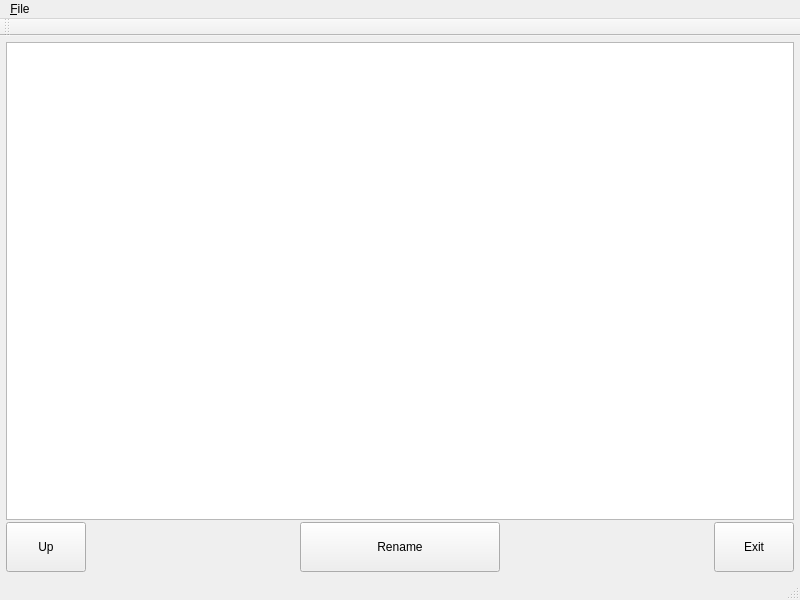
The window that filesystemmodel/mainwindow.ui (saibi/qt) describes before a commit, drawn with Qt 5.
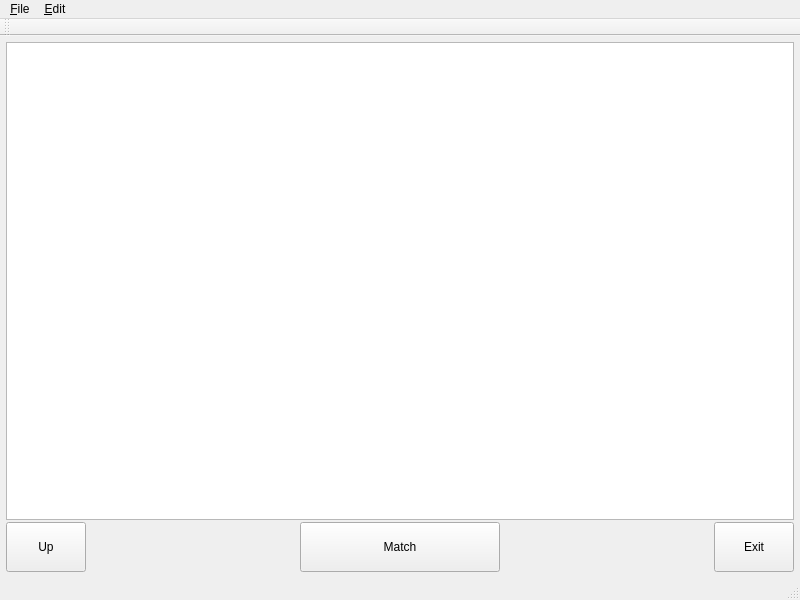
The same window after the commit. Custom widgets are drawn as their Qt base class.

Commit message: filesystemmodel : copy, cut, paste

The edit to the form file:
```diff
--- a/filesystemmodel/mainwindow.ui
+++ b/filesystemmodel/mainwindow.ui
@@ -102,7 +102,7 @@
           </size>
          </property>
          <property name="text">
-          <string>Rename</string>
+          <string>Match</string>
          </property>
         </widget>
        </item>
@@ -143,7 +143,7 @@
      <x>0</x>
      <y>0</y>
      <width>800</width>
-     <height>22</height>
+     <height>19</height>
     </rect>
    </property>
    <widget class="QMenu" name="menuFile">
@@ -156,7 +156,16 @@
     <addaction name="separator"/>
     <addaction name="actionExit"/>
    </widget>
+   <widget class="QMenu" name="menuEdit">
+    <property name="title">
+     <string>&amp;Edit</string>
+    </property>
+    <addaction name="actionCut_X"/>
+    <addaction name="action_Copy"/>
+    <addaction name="action_Paste"/>
+   </widget>
    <addaction name="menuFile"/>
+   <addaction name="menuEdit"/>
   </widget>
   <widget class="QToolBar" name="mainToolBar">
    <attribute name="toolBarArea">
```
Left out of the diff: 37 changed lines with no effect on the pictures. The commit also changes 2 other files.
